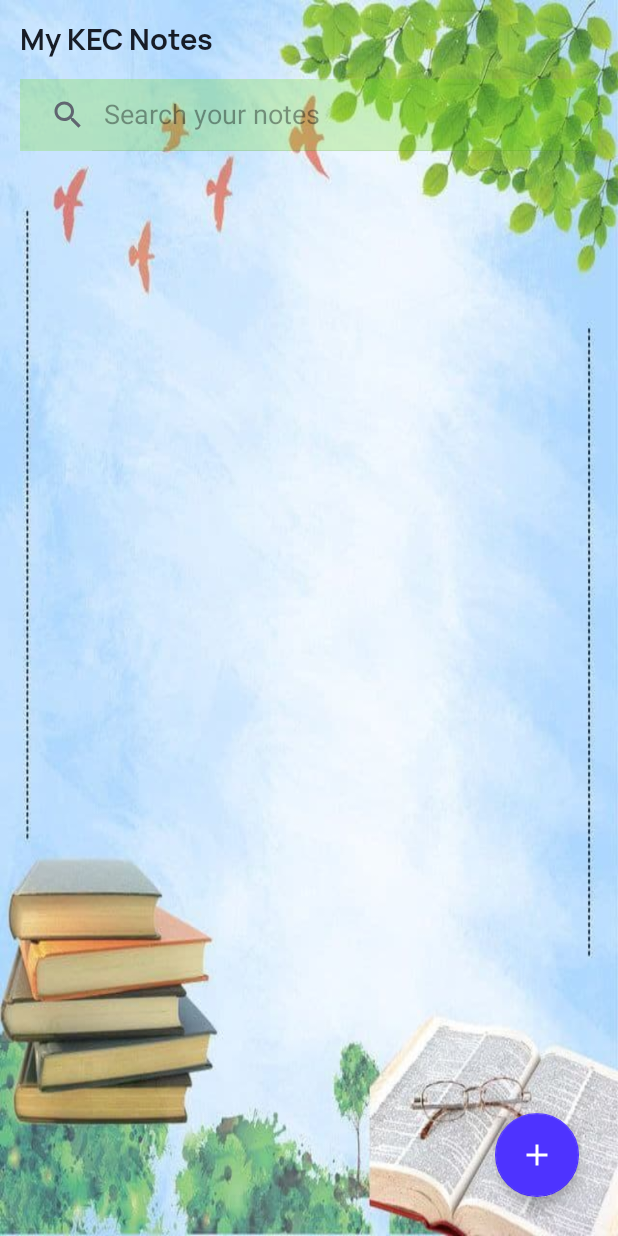
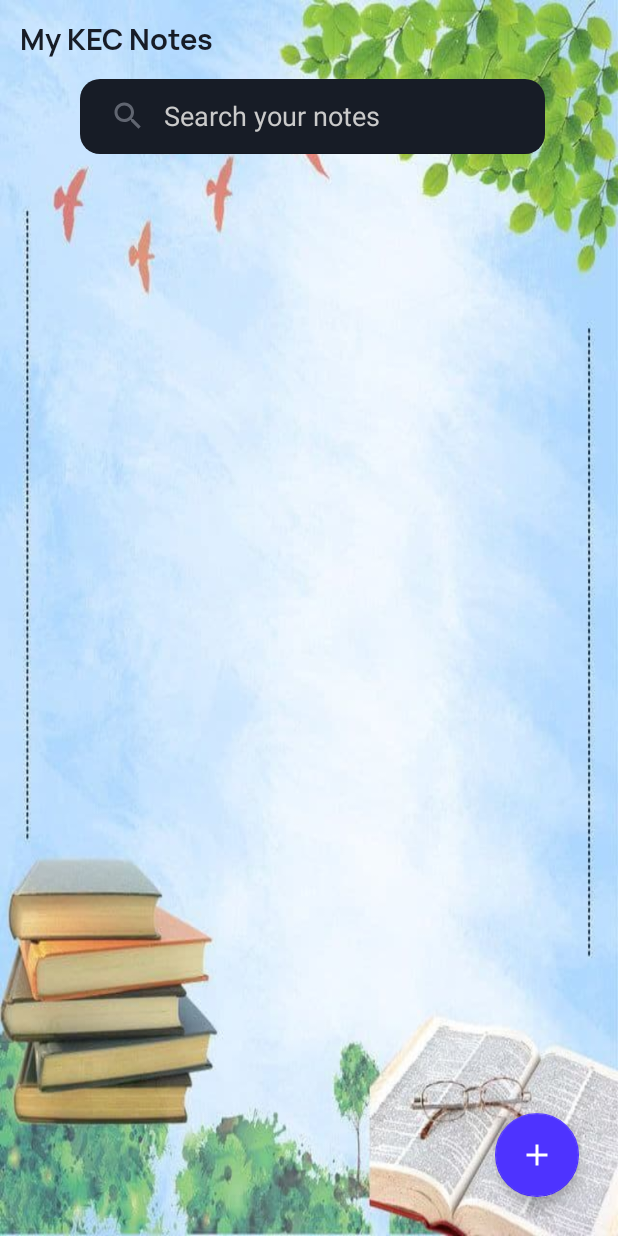
Before and after one commit to AndroDevKec/Kotlin_note_app, an Android app: the screen it shows after launch (MainActivity), on a phone screen of 412 x 824 dp. Run offline under Robolectric (Android 15) with nearby library versions, the phone set to English and light mode, and no system bars; our stand-ins replace Room's generated code, sdp/ssp sizes.

Commit message:
rounded corner

```diff
--- a/app/src/main/res/layout/fragment_home.xml
+++ b/app/src/main/res/layout/fragment_home.xml
@@ -22,19 +22,29 @@
         android:textColor="@color/ColorLightBlack"/>
 
     <SearchView
-        android:layout_width="match_parent"
-        android:layout_height="wrap_content"
+        android:id="@+id/search_view"
+        android:layout_width="310dp"
+        android:layout_height="50dp"
         android:layout_margin="@dimen/_10sdp"
+        android:layout_marginEnd="13dp"
+        android:layout_marginBottom="24dp"
+        android:background="@drawable/background"
+        android:bottomLeftRadius="200dp"
+        android:bottomRightRadius="200dp"
+        android:iconifiedByDefault="false"
+        android:queryHint="@string/search"
         android:searchIcon="@drawable/ic_search"
-        android:background="#416BD712"
+        android:theme="@style/ThemeOverlay.search"
+        android:topLeftRadius="200dp"
+        android:topRightRadius="200dp"
 
-        android:queryHint="@string/search"
-        android:theme="@style/ThemeOverlay.AppCompat.Light"
-        android:iconifiedByDefault="false"
-        app:layout_constraintTop_toBottomOf="@id/tv1"
+        app:layout_constraintBottom_toTopOf="@+id/recycler_view"
+
+
+        app:layout_constraintEnd_toEndOf="parent"
+        app:layout_constraintHorizontal_bias="0.53"
         app:layout_constraintStart_toStartOf="parent"
-        app:layout_constraintEnd_toEndOf="parent"
-        android:id="@+id/search_view"/>
+        app:layout_constraintTop_toBottomOf="@id/tv1" />
 
     <androidx.recyclerview.widget.RecyclerView
         android:layout_width="match_parent"
```
